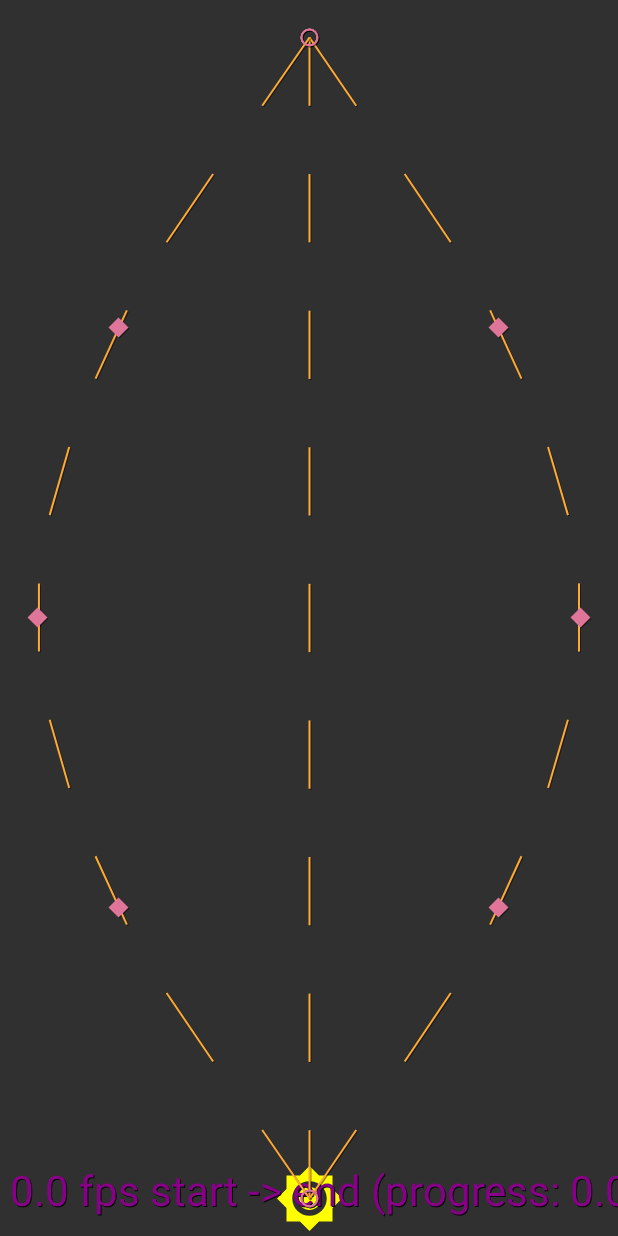
After one commit to funnywolfdadada/LittleDemon, an Android app: the fragment MotionLayoutTestFragment placed in its activity, on a phone screen of 412 x 824 dp. The commit adds this screen. Run offline under Robolectric (Android 15) with nearby library versions, the phone set to English and light mode, and no system bars.

Commit message:
MotionLayout

```diff
--- a/app/build.gradle
+++ b/app/build.gradle
@@ -31,7 +31,7 @@ dependencies {
     implementation 'org.jetbrains.kotlinx:kotlinx-coroutines-android:1.3.0-M1'
 
     implementation 'androidx.appcompat:appcompat:1.1.0-alpha04'
-    implementation 'androidx.constraintlayout:constraintlayout:1.1.3'
+    implementation 'androidx.constraintlayout:constraintlayout:2.0.0-beta2'
     implementation 'androidx.recyclerview:recyclerview:1.1.0-alpha04'
     testImplementation 'junit:junit:4.12'
     androidTestImplementation 'androidx.test:runner:1.2.0-alpha03'
@@ -39,7 +39,6 @@ dependencies {
 
     implementation "io.reactivex.rxjava2:rxjava:2.2.8"
     implementation 'com.squareup.retrofit2:adapter-rxjava2:2.4.0'
-
 }
 
 println("""
--- a/app/src/main/java/com/funnywolf/littledemon/fragments/HostFragment.kt
+++ b/app/src/main/java/com/funnywolf/littledemon/fragments/HostFragment.kt
@@ -32,6 +32,7 @@ class HostFragment: Fragment() {
         bind(foldedText, FoldedTextFragment::class.java)
         bind(drawerList, DrawerListFragment::class.java)
         bind(popupWindowTest, PopupWindowTestFragment::class.java)
+        bind(motionLayout, MotionLayoutTestFragment::class.java)
     }
 
     private fun bind(v: View, fragmentClass: Class<out Fragment>) {
--- /dev/null
+++ b/app/src/main/java/com/funnywolf/littledemon/fragments/MotionLayoutTestFragment.kt
@@ -0,0 +1,21 @@
+package com.funnywolf.littledemon.fragments
+
+import android.os.Bundle
+import android.view.LayoutInflater
+import android.view.View
+import android.view.ViewGroup
+import androidx.fragment.app.Fragment
+import com.funnywolf.littledemon.R
+
+class MotionLayoutTestFragment: Fragment() {
+
+    override fun onCreateView(inflater: LayoutInflater, container: ViewGroup?, savedInstanceState: Bundle?): View? {
+        return inflater.inflate(R.layout.fragment_layout_motion_layout_test, container, false)
+    }
+
+    override fun onViewCreated(view: View, savedInstanceState: Bundle?) {
+        super.onViewCreated(view, savedInstanceState)
+
+    }
+
+}
--- /dev/null
+++ b/app/src/main/res/layout/fragment_layout_motion_layout_test.xml
@@ -0,0 +1,31 @@
+<?xml version="1.0" encoding="utf-8"?>
+<androidx.constraintlayout.motion.widget.MotionLayout
+        xmlns:android="http://schemas.android.com/apk/res/android"
+        xmlns:app="http://schemas.android.com/apk/res-auto"
+        app:motionDebug="SHOW_ALL"
+        app:layoutDescription="@xml/motion_simple_spread_out_in"
+        android:layout_width="match_parent"
+        android:layout_height="match_parent">
+
+    <ImageView
+            android:id="@+id/sun"
+            android:tint="#FFFF00"
+            android:src="@drawable/ic_sun"
+            android:layout_width="50dp"
+            android:layout_height="50dp" />
+
+    <ImageView
+            android:id="@+id/sun_left"
+            android:tint="#FF00FF"
+            android:src="@drawable/ic_sun"
+            android:layout_width="50dp"
+            android:layout_height="50dp" />
+
+    <ImageView
+            android:id="@+id/sun_right"
+            android:tint="#00FFFF"
+            android:src="@drawable/ic_sun"
+            android:layout_width="50dp"
+            android:layout_height="50dp" />
+
+</androidx.constraintlayout.motion.widget.MotionLayout>
--- /dev/null
+++ b/app/src/main/res/xml/motion_simple_spread_out_in.xml
@@ -0,0 +1,113 @@
+<?xml version="1.0" encoding="utf-8"?>
+<MotionScene xmlns:android="http://schemas.android.com/apk/res/android"
+        xmlns:app="http://schemas.android.com/apk/res-auto">
+
+    <ConstraintSet android:id="@+id/start" >
+        <Constraint
+                android:id="@id/sun"
+                android:layout_width="50dp"
+                android:layout_height="50dp"
+                android:layout_margin="12dp"
+                app:layout_constraintBottom_toBottomOf="parent"
+                app:layout_constraintStart_toStartOf="parent"
+                app:layout_constraintEnd_toEndOf="parent" />
+        <Constraint
+                android:id="@id/sun_left"
+                android:alpha="0"
+                android:rotation="0"
+                android:layout_width="50dp"
+                android:layout_height="50dp"
+                android:layout_margin="12dp"
+                app:layout_constraintBottom_toBottomOf="parent"
+                app:layout_constraintStart_toStartOf="parent"
+                app:layout_constraintEnd_toEndOf="parent" />
+        <Constraint
+                android:id="@id/sun_right"
+                android:alpha="0"
+                android:rotation="0"
+                android:layout_width="50dp"
+                android:layout_height="50dp"
+                android:layout_margin="12dp"
+                app:layout_constraintBottom_toBottomOf="parent"
+                app:layout_constraintStart_toStartOf="parent"
+                app:layout_constraintEnd_toEndOf="parent" />
+    </ConstraintSet>
+
+    <ConstraintSet android:id="@+id/end" >
+        <Constraint
+                android:id="@id/sun"
+                android:layout_width="50dp"
+                android:layout_height="50dp"
+                android:layout_margin="12dp"
+                app:layout_constraintTop_toTopOf="parent"
+                app:layout_constraintStart_toStartOf="parent"
+                app:layout_constraintEnd_toEndOf="parent" />
+        <Constraint
+                android:id="@id/sun_left"
+                android:alpha="0"
+                android:rotation="720"
+                android:layout_width="50dp"
+                android:layout_height="50dp"
+                android:layout_margin="12dp"
+                app:layout_constraintTop_toTopOf="parent"
+                app:layout_constraintStart_toStartOf="parent"
+                app:layout_constraintEnd_toEndOf="parent" />
+        <Constraint
+                android:id="@id/sun_right"
+                android:alpha="0"
+                android:rotation="-720"
+                android:layout_width="50dp"
+                android:layout_height="50dp"
+                android:layout_margin="12dp"
+                app:layout_constraintTop_toTopOf="parent"
+                app:layout_constraintStart_toStartOf="parent"
+                app:layout_constraintEnd_toEndOf="parent" />
+    </ConstraintSet>
+
+    <Transition
+            app:constraintSetStart="@id/start"
+            app:constraintSetEnd="@id/end"
+            app:duration="300">
+
+        <KeyFrameSet>
+            <KeyPosition app:motionTarget="@id/sun_left"
+                    app:framePosition="25"
+                    app:keyPositionType="parentRelative"
+                    app:percentX="0.15"/>
+            <KeyPosition app:motionTarget="@id/sun_right"
+                    app:framePosition="25"
+                    app:keyPositionType="parentRelative"
+                    app:percentX="0.85"/>
+
+            <KeyPosition app:motionTarget="@id/sun_left"
+                    app:framePosition="50"
+                    app:keyPositionType="parentRelative"
+                    app:percentX="0"/>
+            <KeyPosition app:motionTarget="@id/sun_right"
+                    app:framePosition="50"
+                    app:keyPositionType="parentRelative"
+                    app:percentX="1"/>
+
+            <KeyPosition app:motionTarget="@id/sun_left"
+                    app:framePosition="75"
+                    app:keyPositionType="parentRelative"
+                    app:percentX="0.15"/>
+            <KeyPosition app:motionTarget="@id/sun_right"
+                    app:framePosition="75"
+                    app:keyPositionType="parentRelative"
+                    app:percentX="0.85"/>
+
+            <KeyAttribute app:motionTarget="@id/sun_left"
+                    app:framePosition="50"
+                    android:rotation="360"
+                    android:alpha="1"/>
+            <KeyAttribute app:motionTarget="@id/sun_right"
+                    app:framePosition="50"
+                    android:rotation="-360"
+                    android:alpha="1"/>
+        </KeyFrameSet>
+
+        <OnSwipe app:touchAnchorId="@id/sun" />
+    </Transition>
+
+</MotionScene>
```
Also changed, not shown: app/src/main/res/layout/fragment_layout_host.xml (+12 -0 lines), app/src/main/res/xml/motion_simple_move.xml (added, +36 -0 lines), app/src/main/res/xml/motion_simple_spread_out.xml (added, +72 -0 lines).
